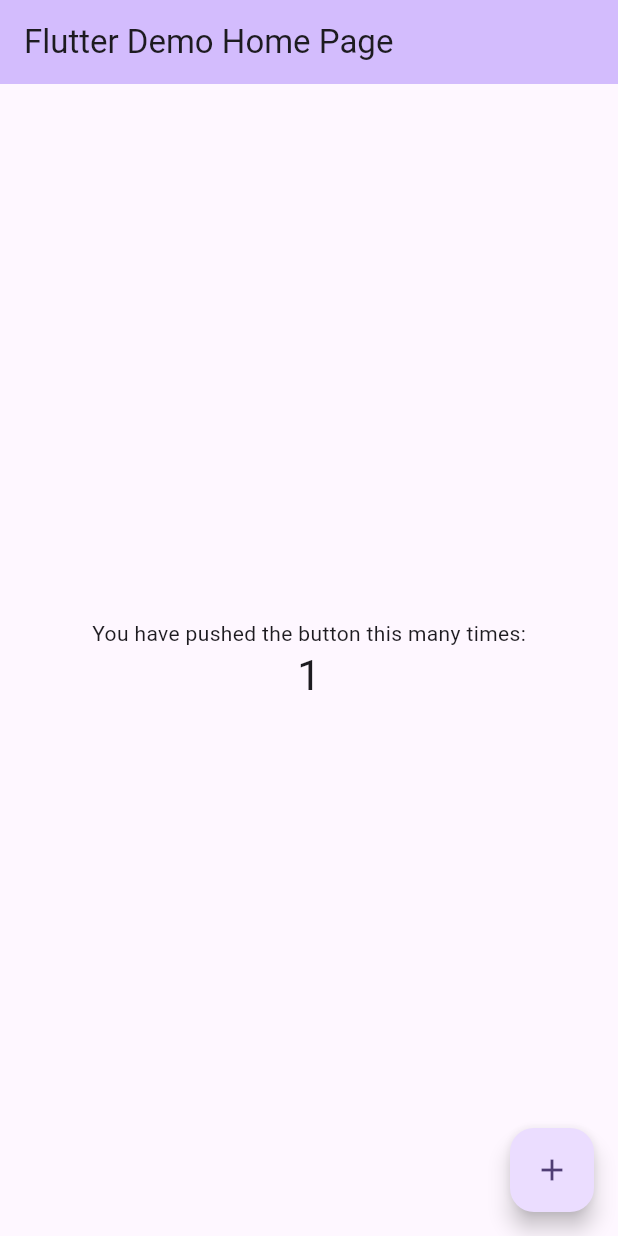
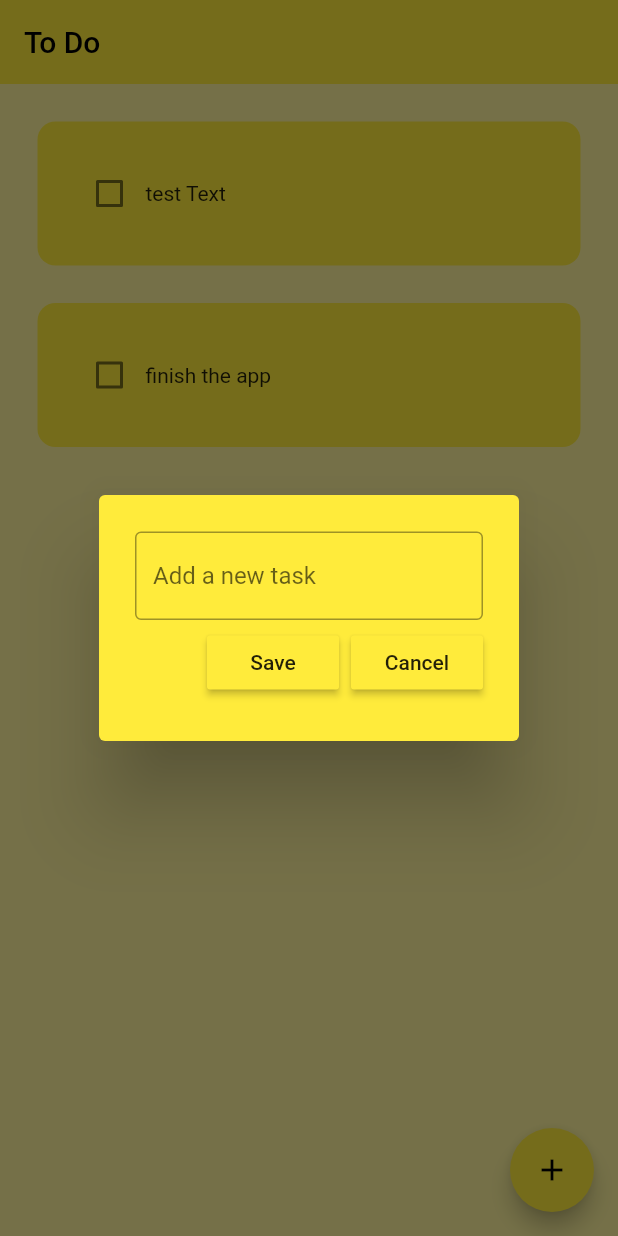
Before and after one commit to puneetkumarbajaj/taskApp, a Flutter app: the screen it shows after launch, after a tap on the "add" icon, on a phone screen of 412 x 824 dp. Run offline on Flutter 3.47's test engine with Material 2 defaults, Android fonts, the phone set to English and light mode, and no system bars.

Commit message:
modified:   lib/main.dart 	new file:   lib/pages/home_page.dart 	new file:   lib/utilities/button.dart 	new file:   lib/utilities/dialog_box.dart 	new file:   lib/utilities/todo_tile.dart

```diff
--- a/lib/main.dart
+++ b/lib/main.dart
@@ -1,4 +1,5 @@
 import 'package:flutter/material.dart';
+import 'package:task_app/pages/home_page.dart';
 
 void main() {
   runApp(const MyApp());
@@ -11,115 +12,9 @@ class MyApp extends StatelessWidget {
   @override
   Widget build(BuildContext context) {
     return MaterialApp(
-      title: 'Flutter Demo',
-      theme: ThemeData(
-        // This is the theme of your application.
-        //
-        // TRY THIS: Try running your application with "flutter run". You'll see
-        // the application has a blue toolbar. Then, without quitting the app,
-        // try changing the seedColor in the colorScheme below to Colors.green
-        // and then invoke "hot reload" (save your changes or press the "hot
-        // reload" button in a Flutter-supported IDE, or press "r" if you used
-        // the command line to start the app).
-        //
-        // Notice that the counter didn't reset back to zero; the application
-        // state is not lost during the reload. To reset the state, use hot
-        // restart instead.
-        //
-        // This works for code too, not just values: Most code changes can be
-        // tested with just a hot reload.
-        colorScheme: ColorScheme.fromSeed(seedColor: Colors.deepPurple),
-        useMaterial3: true,
-      ),
-      home: const MyHomePage(title: 'Flutter Demo Home Page'),
+      debugShowCheckedModeBanner: false,
+      home: HomePage(),
+      theme: ThemeData(primarySwatch: Colors.yellow),
     );
   }
 }
-
-class MyHomePage extends StatefulWidget {
-  const MyHomePage({super.key, required this.title});
-
-  // This widget is the home page of your application. It is stateful, meaning
-  // that it has a State object (defined below) that contains fields that affect
-  // how it looks.
-
-  // This class is the configuration for the state. It holds the values (in this
-  // case the title) provided by the parent (in this case the App widget) and
-  // used by the build method of the State. Fields in a Widget subclass are
-  // always marked "final".
-
-  final String title;
-
-  @override
-  State<MyHomePage> createState() => _MyHomePageState();
-}
-
-class _MyHomePageState extends State<MyHomePage> {
-  int _counter = 0;
-
-  void _incrementCounter() {
-    setState(() {
-      // This call to setState tells the Flutter framework that something has
-      // changed in this State, which causes it to rerun the build method below
-      // so that the display can reflect the updated values. If we changed
-      // _counter without calling setState(), then the build method would not be
-      // called again, and so nothing would appear to happen.
-      _counter++;
-    });
-  }
-
-  @override
-  Widget build(BuildContext context) {
-    // This method is rerun every time setState is called, for instance as done
-    // by the _incrementCounter method above.
-    //
-    // The Flutter framework has been optimized to make rerunning build methods
-    // fast, so that you can just rebuild anything that needs updating rather
-    // than having to individually change instances of widgets.
-    return Scaffold(
-      appBar: AppBar(
-        // TRY THIS: Try changing the color here to a specific color (to
-        // Colors.amber, perhaps?) and trigger a hot reload to see the AppBar
-        // change color while the other colors stay the same.
-        backgroundColor: Theme.of(context).colorScheme.inversePrimary,
-        // Here we take the value from the MyHomePage object that was created by
-        // the App.build method, and use it to set our appbar title.
-        title: Text(widget.title),
-      ),
-      body: Center(
-        // Center is a layout widget. It takes a single child and positions it
-        // in the middle of the parent.
-        child: Column(
-          // Column is also a layout widget. It takes a list of children and
-          // arranges them vertically. By default, it sizes itself to fit its
-          // children horizontally, and tries to be as tall as its parent.
-          //
-          // Column has various properties to control how it sizes itself and
-          // how it positions its children. Here we use mainAxisAlignment to
-          // center the children vertically; the main axis here is the vertical
-          // axis because Columns are vertical (the cross axis would be
-          // horizontal).
-          //
-          // TRY THIS: Invoke "debug painting" (choose the "Toggle Debug Paint"
-          // action in the IDE, or press "p" in the console), to see the
-          // wireframe for each widget.
-          mainAxisAlignment: MainAxisAlignment.center,
-          children: <Widget>[
-            const Text(
-              'You have pushed the button this many times:',
-            ),
-            Text(
-              '$_counter',
-              style: Theme.of(context).textTheme.headlineMedium,
-            ),
-          ],
-        ),
-      ),
-      floatingActionButton: FloatingActionButton(
-        onPressed: _incrementCounter,
-        tooltip: 'Increment',
-        child: const Icon(Icons.add),
-      ), // This trailing comma makes auto-formatting nicer for build methods.
-    );
-  }
-}
--- /dev/null
+++ b/lib/pages/home_page.dart
@@ -0,0 +1,55 @@
+import 'package:flutter/material.dart';
+import 'package:task_app/utilities/dialog_box.dart';
+import 'package:task_app/utilities/todo_tile.dart';
+
+class HomePage extends StatefulWidget{
+  const HomePage({super.key});
+  @override
+  State<HomePage> createState() => _HomePageState();
+}
+
+class _HomePageState extends State<HomePage>{
+
+  List toDoList = [
+    ["test Text", false],
+    ["finish the app", false],
+  ];
+  void checkBoxChanged(bool? value, int index) {
+    setState(() {
+      toDoList[index][1] = !toDoList[index][1];
+    });
+  }
+
+  void createNewTask() {
+    showDialog(
+      context: context,
+      builder: (context){
+        return DialogBox();
+      },
+    );
+  }
+
+  @override
+  Widget build(BuildContext context){
+    return Scaffold(
+      backgroundColor: Colors.yellow[200],
+      appBar: AppBar(
+        title: Text('To Do'),
+        elevation: 0,
+
+      ),
+      floatingActionButton: FloatingActionButton(
+        onPressed: createNewTask,
+        child: Icon(Icons.add),
+        ),
+      body: ListView.builder(
+        itemCount: toDoList.length,
+        itemBuilder: (context, index){
+          return ToDoTile(taskName: toDoList[index][0],
+                          taskCompleted: toDoList[index][1],
+                          onChanged: (value) => checkBoxChanged(value, index),);
+        },
+      )
+      );
+  }
+}
--- /dev/null
+++ b/lib/utilities/button.dart
@@ -0,0 +1,20 @@
+import 'package:flutter/material.dart';
+
+class MyButton extends StatelessWidget {
+  final String text;
+  VoidCallback onPressed;
+  MyButton({
+    super.key,
+    required this.text,
+    required this.onPressed,
+    });
+
+  @override
+  Widget build(BuildContext context) {
+    return MaterialButton(
+      onPressed: onPressed,
+      color: Theme.of(context).primaryColor,
+      child: Text(text),
+      );
+  }
+}
--- /dev/null
+++ b/lib/utilities/dialog_box.dart
@@ -0,0 +1,33 @@
+import 'package:flutter/material.dart';
+import 'package:task_app/utilities/button.dart';
+
+class DialogBox extends StatelessWidget {
+  final controller;
+  const DialogBox({super.key, required this.controller,});
+
+  @override
+  Widget build(BuildContext context) {
+    return AlertDialog(
+      backgroundColor: Colors.yellow,
+      content: Container(
+        height: 120,
+        child: Column(
+          mainAxisAlignment: MainAxisAlignment.spaceEvenly,
+          children: [
+            TextField(
+              controller: controller,
+              decoration: InputDecoration(border: OutlineInputBorder(),
+              hintText: "Add a new task"),
+            ),
+            Row(
+              mainAxisAlignment: MainAxisAlignment.end,
+              children: [
+              MyButton(text: "Save", onPressed: (){}),
+              const SizedBox(width: 8,),
+              MyButton(text: "Cancel", onPressed: (){})
+            ],)
+          ]),
+      ),
+    );
+  }
+}
--- /dev/null
+++ b/lib/utilities/todo_tile.dart
@@ -0,0 +1,41 @@
+import 'package:flutter/material.dart';
+
+class ToDoTile extends StatelessWidget {
+  final String taskName;
+  final bool taskCompleted;
+  Function(bool?)? onChanged;
+  ToDoTile({super.key,
+            required this.taskName,
+            required this.taskCompleted,
+            required this.onChanged,
+            });
+
+  @override
+  Widget build(BuildContext context) {
+    return Padding(
+      padding: const EdgeInsets.only(left:25, right: 25, top: 25),
+      child: Container(
+        padding: const EdgeInsets.all(24),
+        decoration: BoxDecoration(color: Colors.yellow,
+                    borderRadius: BorderRadius.circular(12)
+        ),
+        child: Row(
+          children: [
+            Checkbox(
+              value: taskCompleted,
+              onChanged: onChanged,
+              activeColor: Colors.black,
+              ),
+            //task name
+            Text(
+              taskName,
+              style: TextStyle(decoration: taskCompleted
+              ?TextDecoration.lineThrough
+              :TextDecoration.none),
+              ),
+          ],
+        ),
+      ),
+    );
+  }
+}
```
